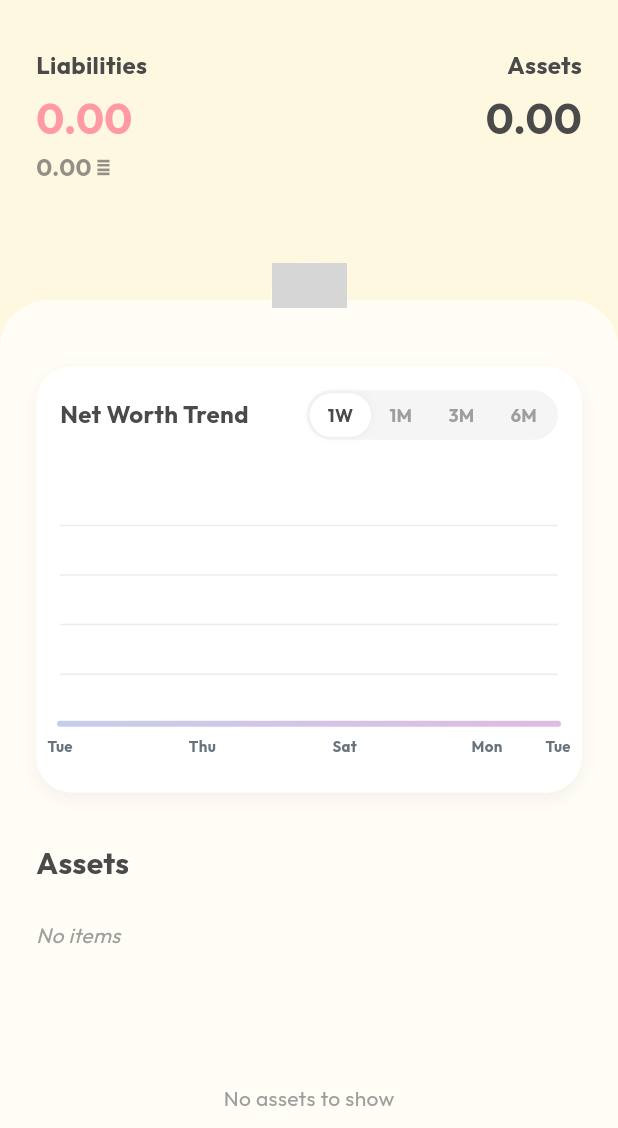
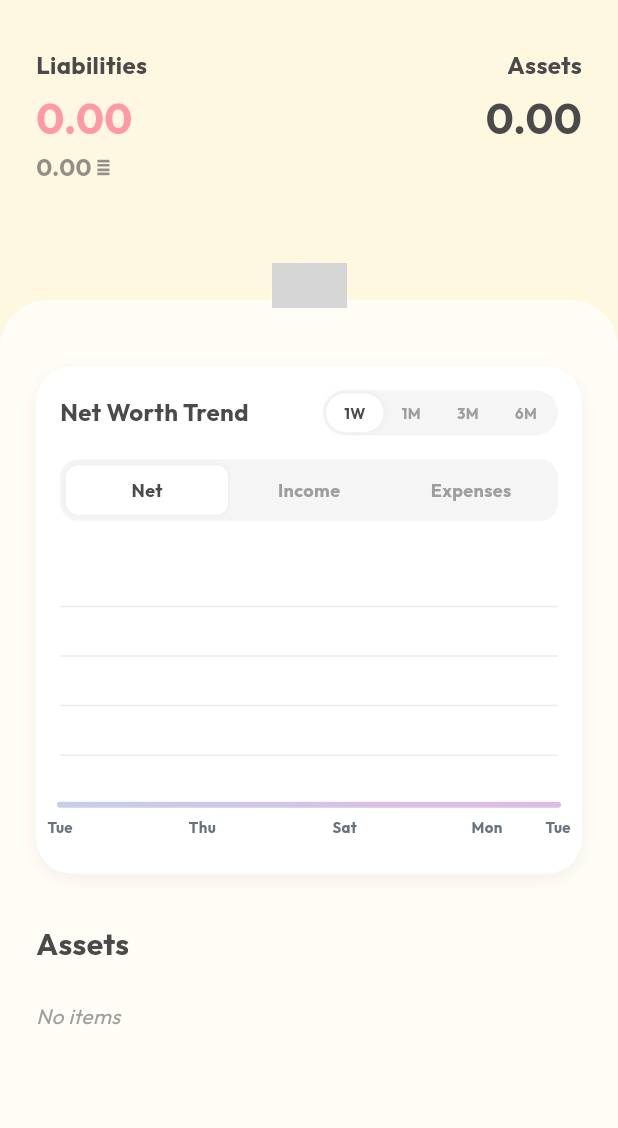
Before and after one commit to amerfathullah/neko-money-manager, a Flutter app: the AssetsPage screen opened directly, on a phone screen of 412 x 824 dp, the part 108-1236 px from its top. Run offline on Flutter 3.47's test engine with Material 3 defaults, Android fonts, the phone set to English and light mode, and no system bars; drawn by our look-alikes of fl_chart; our stand-ins replace cloud_firestore, firebase_auth, firebase_core, flutter_riverpod, google_fonts, google_mobile_ads and 1 more; accounts and stored records are empty; network calls fail; grey boxes are pictures that could not be loaded.

Commit message:
asset graph filter

```diff
--- a/lib/features/assets/presentation/widgets/asset_graph_section.dart
+++ b/lib/features/assets/presentation/widgets/asset_graph_section.dart
@@ -7,6 +7,8 @@
 import 'dart:math';
 
 enum GraphTimeRange { oneWeek, oneMonth, threeMonths, sixMonths, oneYear, all }
+
+enum GraphFilterType { net, income, expenses }
 
 class AssetGraphSection extends StatefulWidget {
   final List<Asset> assets;
@@ -24,10 +26,11 @@
 
 class _AssetGraphSectionState extends State<AssetGraphSection> {
   GraphTimeRange _selectedRange = GraphTimeRange.oneWeek;
+  GraphFilterType _selectedType = GraphFilterType.net;
 
   @override
   Widget build(BuildContext context) {
-    // 1. Calculate historical Net Worth points based on history
+    // 1. Calculate historical points based on history and filter
     final points = _calculateHistoryPoints();
 
     // 2. Prepare spots for FlChart
@@ -38,17 +41,31 @@
         spots.add(FlSpot(i.toDouble(), points[i].value));
       }
     } else {
-      // Fallback if no history - just show current balance line
-      double currentNet = widget.assets.fold(0.0, (sum, a) => sum + a.balance);
-      spots = [FlSpot(0, currentNet), FlSpot(1, currentNet)];
+      // Fallback if no history - calculate current based on filter
+      double currentVal = 0;
+      for (var a in widget.assets) {
+        if (_selectedType == GraphFilterType.net) {
+          currentVal += a.balance;
+        } else if (_selectedType == GraphFilterType.income) {
+          if (a.balance >= 0) currentVal += a.balance;
+        } else if (_selectedType == GraphFilterType.expenses) {
+          if (a.balance < 0) currentVal += a.balance;
+        }
+      }
+      spots = [FlSpot(0, currentVal), FlSpot(1, currentVal)];
     }
 
     // Min/Max for Y Axis scaling
     double minY = spots.isEmpty ? 0 : spots.map((e) => e.y).reduce(min);
     double maxY = spots.isEmpty ? 100 : spots.map((e) => e.y).reduce(max);
     if (minY == maxY) {
-      minY *= 0.9;
-      maxY = (maxY == 0) ? 100 : maxY * 1.1;
+      if (minY != 0) {
+        minY *= 0.9;
+        maxY *= 1.1;
+      } else {
+        minY = 0;
+        maxY = 100;
+      }
     } else {
       double range = maxY - minY;
       minY -= range * 0.1;
@@ -71,6 +88,7 @@
       child: Column(
         crossAxisAlignment: CrossAxisAlignment.start,
         children: [
+          // Header Row: Title + Time Range
           Row(
             mainAxisAlignment: MainAxisAlignment.spaceBetween,
             children: [
@@ -82,10 +100,12 @@
                   color: AppColors.textDark,
                 ),
               ),
-              // Time Range Selector (Compact)
               _buildTimeRangeSelector(),
             ],
           ),
+          const SizedBox(height: 16),
+          // Filter Row: Net | Income | Expenses
+          _buildFilterSelector(),
           const SizedBox(height: 24),
           AspectRatio(
             aspectRatio: 1.70,
@@ -96,7 +116,9 @@
                       gridData: FlGridData(
                         show: true,
                         drawVerticalLine: false,
-                        horizontalInterval: (maxY - minY) / 5,
+                        horizontalInterval: (maxY - minY) / 5 == 0
+                            ? 1
+                            : (maxY - minY) / 5,
                         getDrawingHorizontalLine: (value) {
                           return FlLine(
                             color: const Color(
@@ -118,7 +140,9 @@
                           sideTitles: SideTitles(
                             showTitles: true,
                             reservedSize: 30,
-                            interval: (spots.length / 5).ceilToDouble(),
+                            interval: (spots.length / 5).ceilToDouble() == 0
+                                ? 1
+                                : (spots.length / 5).ceilToDouble(),
                             getTitlesWidget: (value, meta) {
                               int index = value.toInt();
                               if (index < 0 || index >= points.length) {
@@ -263,6 +287,57 @@
         child: Text(
           label,
           style: TextStyle(
+            fontSize: 10,
+            fontWeight: FontWeight.bold,
+            color: isSelected ? AppColors.textDark : Colors.grey,
+          ),
+        ),
+      ),
+    );
+  }
+
+  Widget _buildFilterSelector() {
+    return Container(
+      width: double.infinity,
+      decoration: BoxDecoration(
+        color: Colors.grey[100],
+        borderRadius: BorderRadius.circular(12),
+      ),
+      padding: const EdgeInsets.all(4),
+      child: Row(
+        children: [
+          Expanded(child: _buildFilterButton('Net', GraphFilterType.net)),
+          Expanded(child: _buildFilterButton('Income', GraphFilterType.income)),
+          Expanded(
+            child: _buildFilterButton('Expenses', GraphFilterType.expenses),
+          ),
+        ],
+      ),
+    );
+  }
+
+  Widget _buildFilterButton(String label, GraphFilterType type) {
+    final isSelected = _selectedType == type;
+    return GestureDetector(
+      onTap: () => setState(() => _selectedType = type),
+      child: Container(
+        padding: const EdgeInsets.symmetric(vertical: 8),
+        alignment: Alignment.center,
+        decoration: BoxDecoration(
+          color: isSelected ? Colors.white : Colors.transparent,
+          borderRadius: BorderRadius.circular(8),
+          boxShadow: isSelected
+              ? [
+                  BoxShadow(
+                    color: Colors.black.withValues(alpha: 0.05),
+                    blurRadius: 2,
+                  ),
+                ]
+              : null,
+        ),
+        child: Text(
+          label,
+          style: TextStyle(
             fontSize: 12,
             fontWeight: FontWeight.bold,
             color: isSelected ? AppColors.textDark : Colors.grey,
@@ -337,8 +412,17 @@
         historyIndex++;
       }
 
-      // Sum
-      double total = currentBalances.values.fold(0.0, (sum, val) => sum + val);
+      // Sum based on Filter
+      double total = 0;
+      for (var balance in currentBalances.values) {
+        if (_selectedType == GraphFilterType.net) {
+          total += balance;
+        } else if (_selectedType == GraphFilterType.income) {
+          if (balance >= 0) total += balance;
+        } else if (_selectedType == GraphFilterType.expenses) {
+          if (balance < 0) total += balance;
+        }
+      }
       results.add(_HistoryPoint(iterator, total));
 
       iterator = iterator.add(const Duration(days: 1));
```
